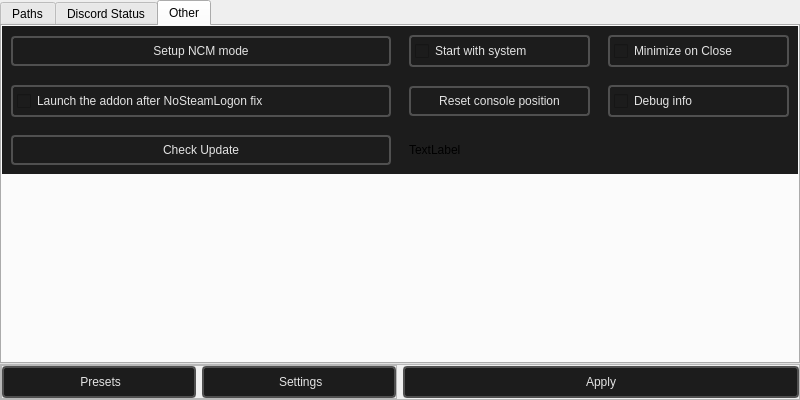
First picture: the form in src/preferences.ui, repository dertwist/Hammer5Tools, before the edit.
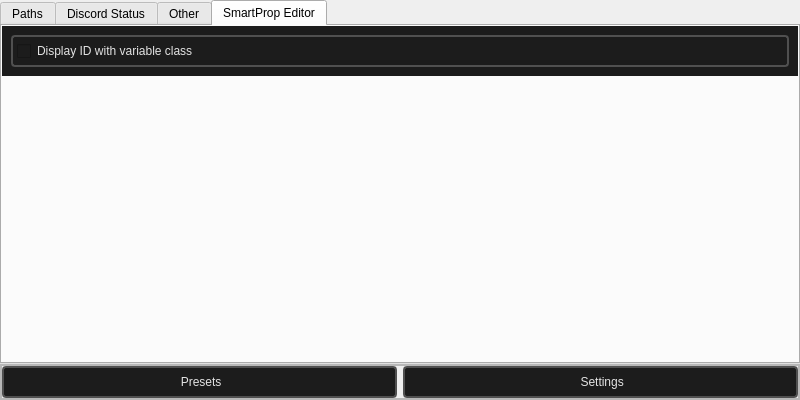
Second picture: the form after the edit. Icons and pictures are not drawn.

Commit message: Updated preferences: removed the apply button, for now the changes applies immediately. Also, there is a new preference : Display the id with variable class

What changed in the file:
```diff
--- a/src/preferences.ui
+++ b/src/preferences.ui
@@ -53,7 +53,7 @@
       <enum>QTabWidget::TabShape::Rounded</enum>
      </property>
      <property name="currentIndex">
-      <number>2</number>
+      <number>3</number>
      </property>
      <property name="tabBarAutoHide">
       <bool>false</bool>
@@ -1243,6 +1243,120 @@
        </item>
       </layout>
      </widget>
+     <widget class="QWidget" name="SmartPropEditor">
+      <attribute name="title">
+       <string>SmartProp Editor</string>
+      </attribute>
+      <layout class="QVBoxLayout" name="verticalLayout_5">
+       <property name="leftMargin">
+        <number>0</number>
+       </property>
+       <property name="topMargin">
+        <number>0</number>
+       </property>
+       <property name="rightMargin">
+        <number>0</number>
+       </property>
+       <property name="bottomMargin">
+        <number>0</number>
+       </property>
+       <item>
+        <widget class="QFrame" name="frame_18">
+         <property name="styleSheet">
+          <string notr="true">background-color: #1C1C1C;</string>
+         </property>
+         <property name="frameShape">
+          <enum>QFrame::Shape::NoFrame</enum>
+         </property>
+         <property name="frameShadow">
+          <enum>QFrame::Shadow::Raised</enum>
+         </property>
+         <layout class="QHBoxLayout" name="horizontalLayout_20">
+          <property name="spacing">
+           <number>18</number>
+          </property>
+          <property name="leftMargin">
+           <number>9</number>
+          </property>
+          <property name="topMargin">
+           <number>9</number>
+          </property>
+          <property name="rightMargin">
+           <number>9</number>
+          </property>
+          <property name="bottomMargin">
+           <number>9</number>
+          </property>
+          <item>
+           <widget class="QCheckBox" name="spe_display_id_with_variable_class">
+            <property name="enabled">
+             <bool>true</bool>
+            </property>
+            <property name="minimumSize">
+             <size>
+              <width>96</width>
+              <height>32</height>
+             </size>
+            </property>
+            <property name="layoutDirection">
+             <enum>Qt::LayoutDirection::LeftToRight</enum>
+            </property>
+            <property name="styleSheet">
+             <string notr="true">QCheckBox {
+    font: 580 10pt &quot;Segoe UI&quot;;
+    border: 2px solid black;
+    border-radius: 4px;
+    border-color: rgba(80, 80, 80, 255);
+    height:18px;
+    padding-top: 2px;
+    padding-bottom:2px;
+    color: #E3E3E3;
+    background-color: #1C1C1C;
+    padding-left: 4px;
+}
+
+QCheckBox::indicator:unchecked {
+    image: url(://icons/check_box_outline_blank_16dp_9D9D9D_FILL0_wght400_GRAD0_opsz20.svg);
+}
+
+QCheckBox::indicator:checked {
+    image: url(://icons/select_check_box_16dp_9D9D9D_FILL0_wght400_GRAD0_opsz20.svg);
+}
+
+/* -------------------------- */
+
+
+QCheckBox:hover {
+    background-color: #414956;
+    color: white;
+}</string>
+            </property>
+            <property name="text">
+             <string>Display ID with variable class</string>
+            </property>
+            <property name="tristate">
+             <bool>false</bool>
+            </property>
+           </widget>
+          </item>
+         </layout>
+        </widget>
+       </item>
+       <item>
+        <spacer name="verticalSpacer_4">
+         <property name="orientation">
+          <enum>Qt::Orientation::Vertical</enum>
+         </property>
+         <property name="sizeHint" stdset="0">
+          <size>
+           <width>20</width>
+           <height>276</height>
+          </size>
+         </property>
+        </spacer>
+       </item>
+      </layout>
+     </widget>
     </widget>
    </item>
    <item>
@@ -1417,65 +1531,6 @@
         </layout>
        </widget>
       </item>
-      <item>
-       <widget class="QPushButton" name="preferences_apply_button">
-        <property name="minimumSize">
-         <size>
-          <width>0</width>
-          <height>32</height>
-         </size>
-        </property>
-        <property name="styleSheet">
-         <string notr="true">    QLabel {
-        font-family: Sergo UI;
-        color: #9D9D9D;
-    }
-
-    /* QPushButton default and hover styles */
-    QPushButton {
-
-        font: 600 10pt &quot;Segoe UI&quot;;
-	
-
-        border: 2px solid black;
-        border-radius: 4px;
-        border-color: rgba(80, 80, 80, 255);
-        height:18px;
-        padding-top: 2px;
-        padding-bottom:2px;
-        padding-left: 4px;
-        padding-right: 4px;
-        color: #E3E3E3;
-        background-color: #1C1C1C;
-    }
-    QPushButton:hover {
-        background-color: #414956;
-        color: white;
-    }
-    QPushButton:pressed {
-        background-color: red;
-        background-color: #1C1C1C;
-        margin: 1 px;
-        margin-left: 2px;
-        margin-right: 2px;
-
-    }</string>
-        </property>
-        <property name="text">
-         <string>Apply</string>
-        </property>
-        <property name="icon">
-         <iconset resource="resources.qrc">
-          <normaloff>:/icons/check_16dp_9D9D9D_FILL0_wght400_GRAD0_opsz20.svg</normaloff>:/icons/check_16dp_9D9D9D_FILL0_wght400_GRAD0_opsz20.svg</iconset>
-        </property>
-        <property name="iconSize">
-         <size>
-          <width>24</width>
-          <height>24</height>
-         </size>
-        </property>
-       </widget>
-      </item>
      </layout>
     </widget>
    </item>
```
The commit also changes 4 other files.
